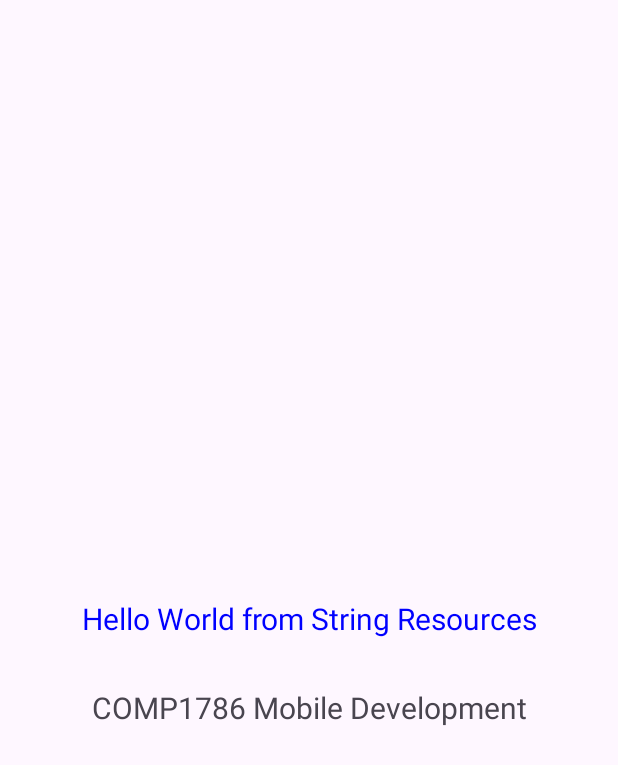
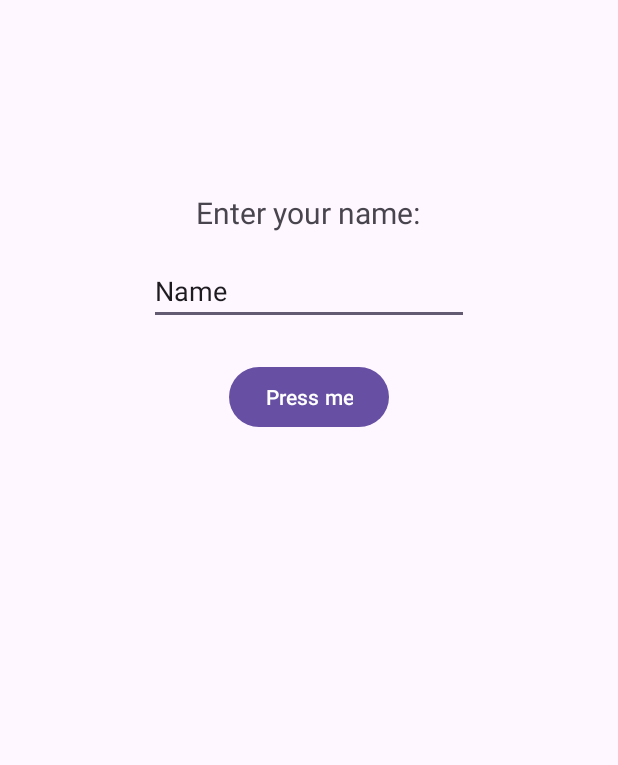
Before and after one commit to PhanTien234/Learn_MobileApp, an Android app: the screen it shows after launch (MainActivity), on a phone screen of 412 x 824 dp. Shown: the top 765 px of the screen. Run offline under Robolectric (Android 15) with nearby library versions, the phone set to English and light mode, and no system bars.

Commit message:
create-gui

```diff
--- a/app/src/main/java/com/example/helloworld/MainActivity.java
+++ b/app/src/main/java/com/example/helloworld/MainActivity.java
@@ -4,18 +4,30 @@ import androidx.appcompat.app.AppCompatActivity;
 
 import android.graphics.Color;
 import android.os.Bundle;
+import android.view.View;
+import android.widget.Button;
+import android.widget.EditText;
 import android.widget.TextView;
 
 
 public class MainActivity extends AppCompatActivity {
 
-    TextView courseName;
+    EditText nameInput;
+    Button pressMeBtn;
+
     @Override
     protected void onCreate(Bundle savedInstanceState) {
         super.onCreate(savedInstanceState);
         setContentView(R.layout.activity_main);
 
-        courseName = findViewById(R.id.course_name);
-        courseName.setText(R.string.course_name); // Get value of course_name in strings.xml
+        nameInput = findViewById(R.id.name_input);
+        pressMeBtn = findViewById(R.id.press_me);
+
+        pressMeBtn.setOnClickListener(new View.OnClickListener() {
+            @Override
+            public void onClick(View view) {
+                nameInput.setText("The button was pressed ...");
+            }
+        });
     }
 }
--- a/app/src/main/res/layout/activity_main.xml
+++ b/app/src/main/res/layout/activity_main.xml
@@ -7,26 +7,37 @@
     tools:context=".MainActivity">
 
     <TextView
-        android:id="@+id/hello_world"
+        android:id="@+id/enter_name"
         android:layout_width="wrap_content"
         android:layout_height="wrap_content"
-        android:text="@string/hello_world"
-        android:textColor="@color/blue"
+        android:layout_marginTop="128dp"
         android:textSize="20sp"
-        app:layout_constraintBottom_toBottomOf="parent"
+        android:text="Enter your name:"
         app:layout_constraintEnd_toEndOf="parent"
+        app:layout_constraintHorizontal_bias="0.498"
         app:layout_constraintStart_toStartOf="parent"
         app:layout_constraintTop_toTopOf="parent" />
 
-    <TextView
-        android:id="@+id/course_name"
+    <EditText
+        android:id="@+id/name_input"
         android:layout_width="wrap_content"
         android:layout_height="wrap_content"
-        android:layout_marginTop="32dp"
-        android:text="Text View"
-        android:textSize="20sp"
+        android:layout_marginTop="16dp"
+        android:ems="10"
+        android:inputType="text"
+        android:text="Name"
         app:layout_constraintEnd_toEndOf="parent"
         app:layout_constraintStart_toStartOf="parent"
-        app:layout_constraintTop_toBottomOf="@+id/hello_world" />
+        app:layout_constraintTop_toBottomOf="@+id/enter_name" />
+
+    <Button
+        android:id="@+id/press_me"
+        android:layout_width="wrap_content"
+        android:layout_height="wrap_content"
+        android:layout_marginTop="24dp"
+        android:text="Press me"
+        app:layout_constraintEnd_toEndOf="parent"
+        app:layout_constraintStart_toStartOf="parent"
+        app:layout_constraintTop_toBottomOf="@+id/name_input" />
 
 </androidx.constraintlayout.widget.ConstraintLayout>
```
